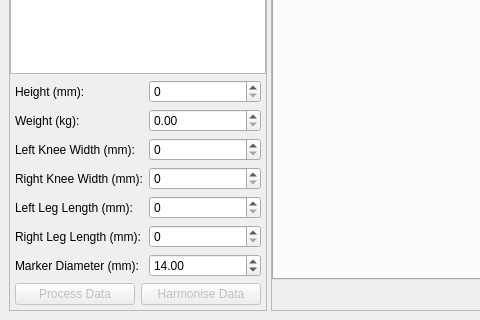
The window that src/c3d_parser/view/qt/main_window.ui (tsalemink/C3D-parser) describes before a commit, drawn with Qt 5; both pictures show x 0 to 480 and y 480 to 800 of the 1500 by 800 pixel window.
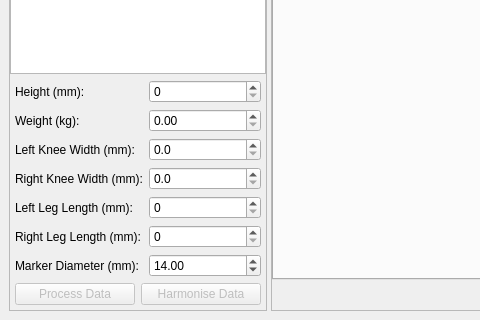
The same window after the commit. Custom widgets are drawn as their Qt base class.

Commit message: Improve accuracy of used knee width measurements

The edit to the form file:
```diff
--- a/src/c3d_parser/view/qt/main_window.ui
+++ b/src/c3d_parser/view/qt/main_window.ui
@@ -306,7 +306,7 @@
              </sizepolicy>
             </property>
             <property name="decimals">
-             <number>0</number>
+             <number>1</number>
             </property>
             <property name="maximum">
              <double>999.000000000000000</double>
@@ -348,7 +348,7 @@
              </sizepolicy>
             </property>
             <property name="decimals">
-             <number>0</number>
+             <number>1</number>
             </property>
             <property name="maximum">
              <double>999.000000000000000</double>
```
The commit also changes 1 other file.
